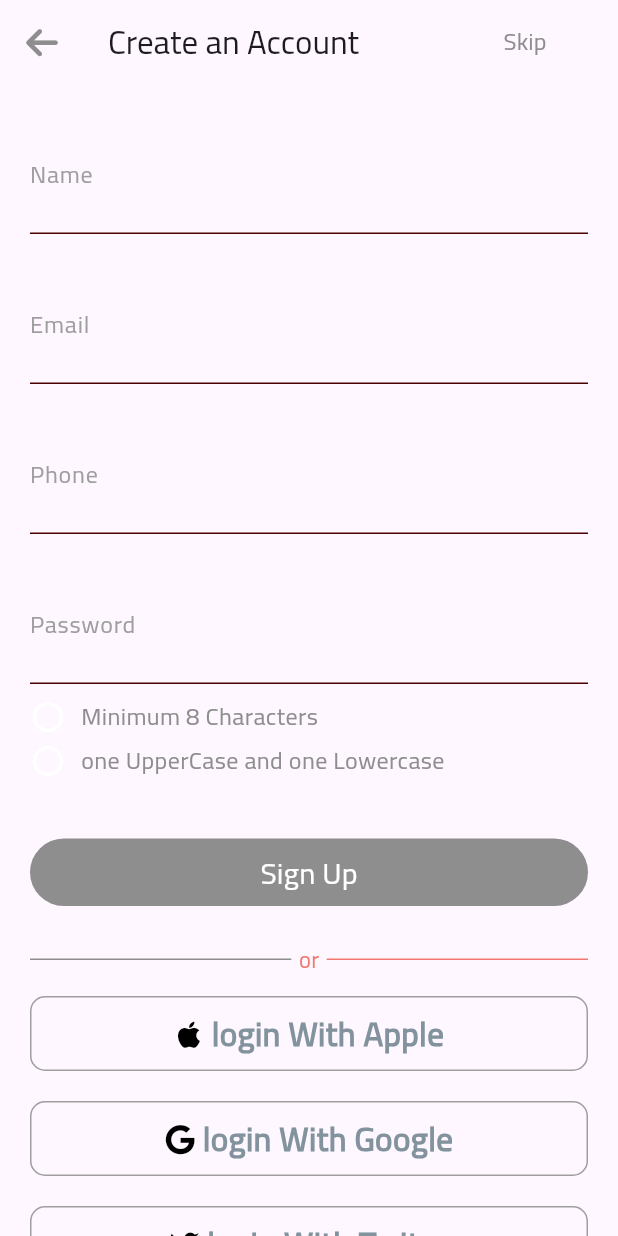
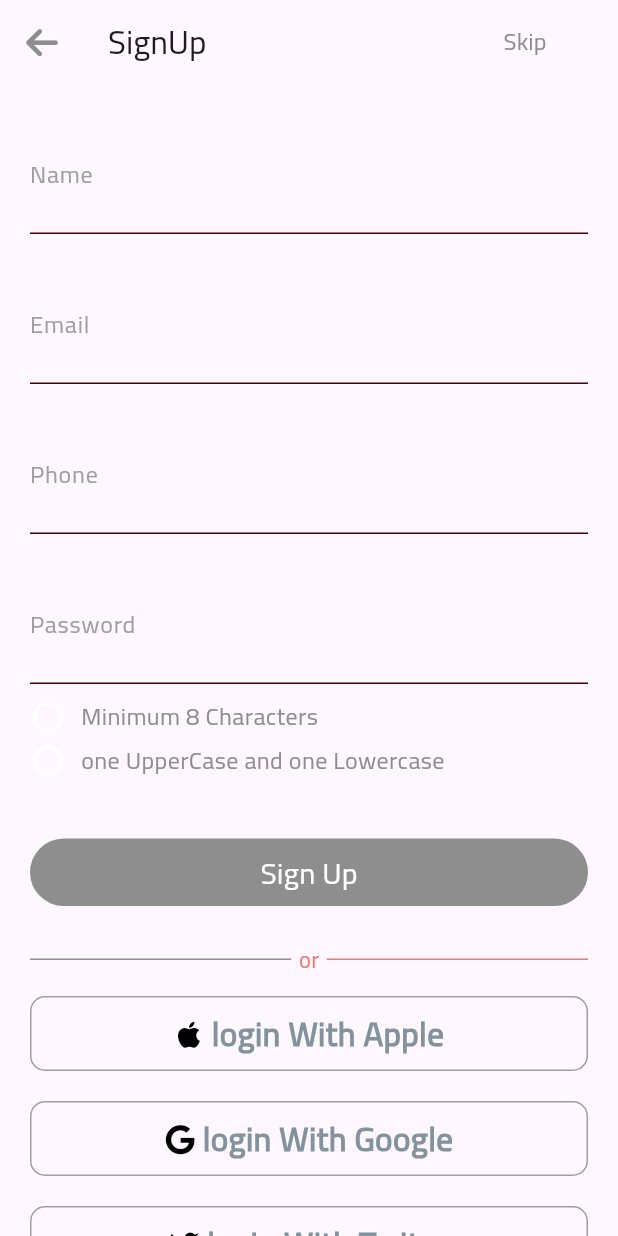
Before and after one commit to abdobassel/Ecommerce_Shop_full, a Flutter app: the RegisterScreen screen opened by its route, on a phone screen of 412 x 824 dp. Run offline on Flutter 3.47's test engine with Material 3 defaults, Android fonts, the phone set to English and light mode, and no system bars; our stand-ins replace flutter_conditional_rendering, flutter_otp_text_field, fluttertoast, font_awesome_flutter, get, shared_preferences and 1 more; accounts and stored records are empty.

Commit message:
Refactor routes getx and create firstMiddleWare

```diff
--- a/lib/components/components.dart
+++ b/lib/components/components.dart
@@ -1,3 +1,4 @@
+import 'package:ecommerce_flutter/core/class/app_color.dart';
 import 'package:flutter/material.dart';
 import 'package:fluttertoast/fluttertoast.dart';
 //import 'package:fluttertoast/fluttertoast.dart';
@@ -126,7 +127,7 @@ Widget DefaultTextForm({
       keyboardType: type,
       decoration: InputDecoration(
         errorStyle: TextStyle(
-          color: Colors.white,
+          color: AppColor.primary,
         ),
         suffixStyle: const TextStyle(color: Color.fromARGB(255, 39, 17, 17)),
         suffix: TextButton(
--- a/lib/controller/auth/signup_controller.dart
+++ b/lib/controller/auth/signup_controller.dart
@@ -21,7 +21,6 @@ class SignupControllerImplements extends SignupController {
   @override
   signup() {
     Get.offNamed(AppRoutes.verfycode_signup);
-    throw UnimplementedError();
   }
 
   @override
--- a/lib/controller/auth/success_signup_controller.dart
+++ b/lib/controller/auth/success_signup_controller.dart
@@ -9,6 +9,6 @@ class SuccessSignupCtrlImpl extends SuccessSignupController {
   @override
   gotoLogin() {
     // TODO: implement gotoLogin
-    Get.offAllNamed(AppRoutes.login);
+    Get.offNamed(AppRoutes.login);
   }
 }
--- a/lib/core/constant/asset_images/routes.dart
+++ b/lib/core/constant/asset_images/routes.dart
@@ -1,3 +1,4 @@
+import 'package:ecommerce_flutter/core/middlewares/firstmiddleware.dart';
 import 'package:ecommerce_flutter/view/screens/auth/forget_password.dart';
 import 'package:ecommerce_flutter/view/screens/auth/loginscreen.dart';
 import 'package:ecommerce_flutter/view/screens/auth/register_page.dart';
@@ -10,9 +11,10 @@ import 'package:ecommerce_flutter/view/screens/home/home_screen.dart';
 import 'package:ecommerce_flutter/view/screens/language/languagescreen.dart';
 import 'package:ecommerce_flutter/view/screens/onboarding.dart';
 import 'package:flutter/material.dart';
+import 'package:get/get_navigation/src/routes/get_route.dart';
 
 class AppRoutes {
-  static const String home = '/';
+  static const String home = '/home';
   static const String login = '/login';
   static const String signup = '/signup';
   static const String forgetPassword = '/forgetpassword';
@@ -20,7 +22,7 @@ class AppRoutes {
   static const String verfiyCode = '/verfiy';
   static const String resetPassword = '/resetpassword';
 
-  static const String languagescreen = '/language';
+  // static const String languagescreen = '/';
 
   static const String onboarding = '/onboarding';
   static const String success_reset = '/succes_reset';
@@ -29,6 +31,9 @@ class AppRoutes {
   static const String verfycode_signup = '/veryficode_signup';
 }
 
+// routes => builtin flutter not getx
+
+/*
 Map<String, Widget Function(BuildContext)> routes = {
   AppRoutes.home: (context) => MyHomePage(),
 
@@ -45,3 +50,21 @@ Map<String, Widget Function(BuildContext)> routes = {
   AppRoutes.success_signup: (context) => Success_Signup(),
   AppRoutes.verfycode_signup: (context) => VerfyCodeSignup(),
 };
+*/
+// getx route getpage
+List<GetPage<dynamic>>? getPages = [
+  GetPage(
+      name: '/',
+      page: () => LanguageScreen(),
+      middlewares: [FirstMiddleWare()]),
+  GetPage(name: AppRoutes.onboarding, page: () => OnBoarding()),
+  GetPage(name: AppRoutes.login, page: () => LoginScreen()),
+  GetPage(name: AppRoutes.signup, page: () => RegisterScreen()),
+  GetPage(name: AppRoutes.home, page: () => MyHomePage()),
+  GetPage(name: AppRoutes.forgetPassword, page: () => ForgetPassword()),
+  GetPage(name: AppRoutes.verfiyCode, page: () => VeryfiCode()),
+  GetPage(name: AppRoutes.resetPassword, page: () => ResetPassword()),
+  GetPage(name: AppRoutes.success_reset, page: () => SuccessResetPassword()),
+  GetPage(name: AppRoutes.success_signup, page: () => Success_Signup()),
+  GetPage(name: AppRoutes.verfycode_signup, page: () => VerfyCodeSignup()),
+];
--- a/lib/view/screens/auth/register_page.dart
+++ b/lib/view/screens/auth/register_page.dart
@@ -14,12 +14,11 @@ class RegisterScreen extends StatelessWidget {
 
   @override
   Widget build(BuildContext context) {
-    SignupControllerImplements signupController =
-        Get.put(SignupControllerImplements());
+    Get.lazyPut(() => SignupControllerImplements());
     return Scaffold(
       appBar: DefaultAppBar(
         context: context,
-        title: 'Create an Account',
+        title: 'SignUp',
         actions: [
           SizedBox(
             width: 15,
@@ -44,14 +43,16 @@ class RegisterScreen extends StatelessWidget {
           },
         ),
       ),
-      body: SingleChildScrollView(
+      body: GetBuilder<SignupControllerImplements>(builder: (controller) {
+        return SingleChildScrollView(
           physics: const BouncingScrollPhysics(),
           child: Padding(
             padding: const EdgeInsets.all(20),
             child: Form(
-            key: signupController.formKeySignup,
-            child:
-                Column(crossAxisAlignment: CrossAxisAlignment.start, children: [
+              key: controller.formKeySignup,
+              child: Column(
+                  crossAxisAlignment: CrossAxisAlignment.start,
+                  children: [
                     DefaultTextForm(
                         validate: (value) {
                           if (value != null) {
@@ -62,7 +63,7 @@ class RegisterScreen extends StatelessWidget {
                           }
                         },
                         onchange: (text) {},
-                  controller: signupController.nameControler,
+                        controller: controller.nameControler,
                         labeltext: 'Name',
                         type: TextInputType.name),
                     const SizedBox(
@@ -80,7 +81,7 @@ class RegisterScreen extends StatelessWidget {
                         onchange: (text) {
                           print(text);
                         },
-                  controller: signupController.emailControler,
+                        controller: controller.emailControler,
                         labeltext: 'Email',
                         type: TextInputType.emailAddress),
                     const SizedBox(
@@ -96,7 +97,7 @@ class RegisterScreen extends StatelessWidget {
                           }
                         },
                         onchange: (text) {},
-                  controller: signupController.nameControler,
+                        controller: controller.phoneController,
                         labeltext: 'Phone',
                         type: TextInputType.phone),
                     const SizedBox(
@@ -115,7 +116,7 @@ class RegisterScreen extends StatelessWidget {
                         isPassword: true,
                         sufxBtn: 'viewHide',
                         showPassfunc: () {},
-                  controller: signupController.passControler,
+                        controller: controller.passControler,
                         labeltext: 'Password',
                         type: TextInputType.visiblePassword),
                     SizedBox(
@@ -175,7 +176,7 @@ class RegisterScreen extends StatelessWidget {
                           text: 'Sign Up',
                           isUperCase: false,
                           function: () {
-                      signupController.signup();
+                            controller.signup();
                           },
                           background: AppColor.gry,
                           radius: 30),
@@ -192,7 +193,7 @@ class RegisterScreen extends StatelessWidget {
                       child: InkWell(
                         splashColor: AppColor.gry,
                         onTap: () {
-                    signupController.toSignin();
+                          controller.toSignin();
                         },
                         child: Text('if you have an account go to? Login',
                             style: TextStyle(
@@ -204,7 +205,8 @@ class RegisterScreen extends StatelessWidget {
                   ]),
             ),
           ),
-      ),
+        );
+      }),
     );
   }
 }
```
Also changed, not shown: lib/controller/auth/login_controller.dart (+9 -5 lines), lib/core/class/binding.dart (added, +12 -0 lines), lib/core/functions/alertExit.dart (added, +25 -0 lines), lib/core/functions/validation.dart (added, +31 -0 lines), lib/core/middlewares/firstmiddleware.dart (added, +17 -0 lines), lib/main.dart (+4 -17 lines), lib/view/screens/auth/loginscreen.dart (+12 -8 lines). Lines whose indentation alone changed are shown as unchanged.
